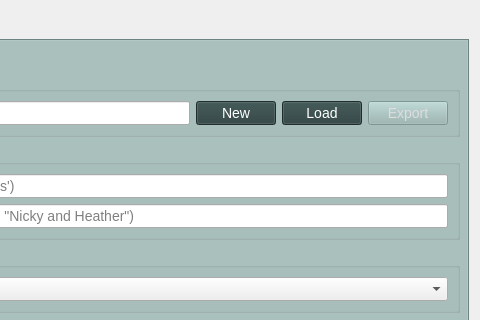
cefect/CanFlood2, file canflood2/canflood2_dialog_main.ui: the form before one commit; both pictures show x 509 to 989 and y 0 to 320 of the 989 by 1000 pixel window.
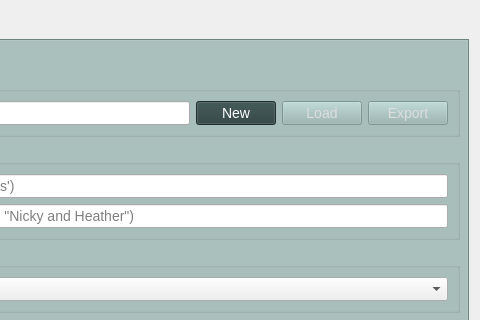
The form after the commit. The open tabs and pages were chosen to show the change. Icons and pictures are not drawn. Custom widgets are drawn as their Qt base class.

What changed in the file:
```diff
--- a/canflood2/canflood2_dialog_main.ui
+++ b/canflood2/canflood2_dialog_main.ui
@@ -268,6 +268,9 @@
             </item>
             <item>
              <widget class="QPushButton" name="pushButton_PS_projDB_load">
+              <property name="enabled">
+               <bool>false</bool>
+              </property>
               <property name="text">
                <string>Load</string>
               </property>
```
